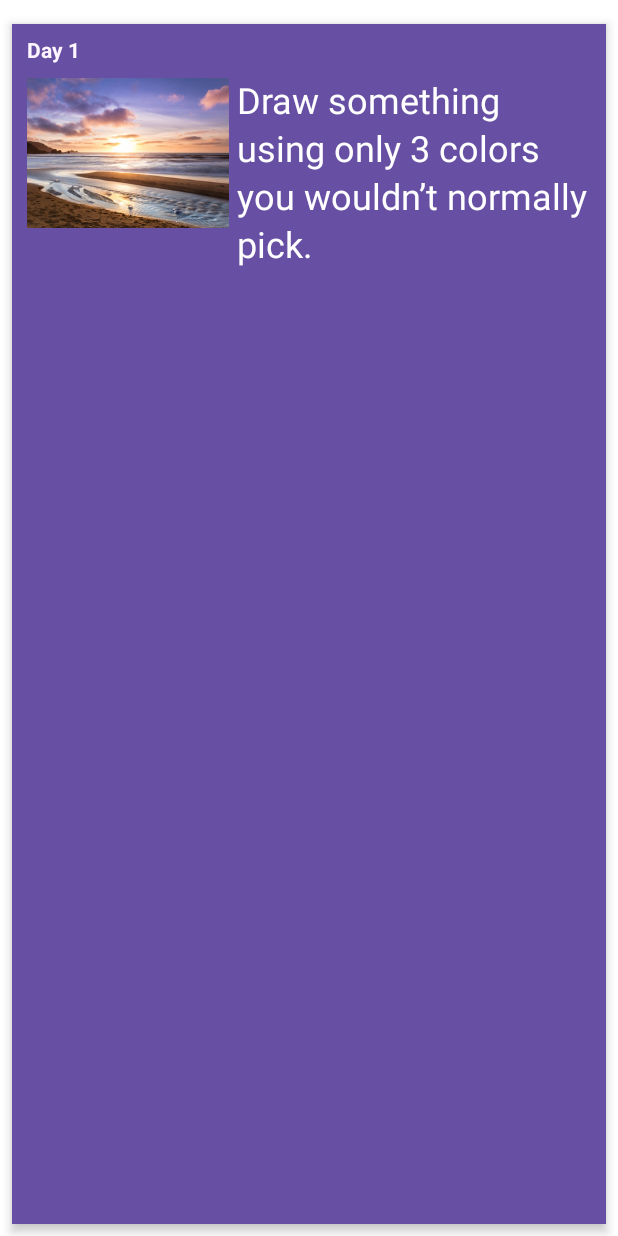
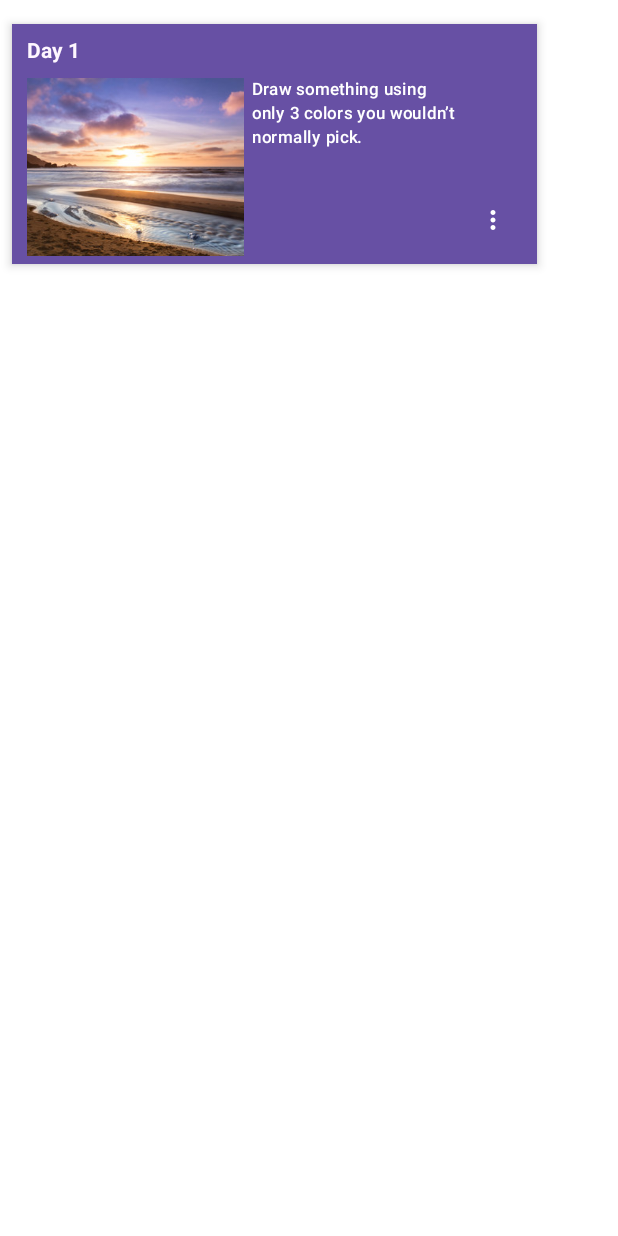
Before and after one commit to Vikyyz/30-days-app, an Android app built with Jetpack Compose: the @Preview function TipsCardPreview, on a phone screen of 412 x 824 dp. Run offline under Robolectric (Android 15) with nearby library versions, the phone set to English and light mode, and no system bars.

Commit message:
added settings feature for each card

```diff
--- a/app/src/main/java/com/example/a30daysapp/MainActivity.kt
+++ b/app/src/main/java/com/example/a30daysapp/MainActivity.kt
@@ -7,12 +7,12 @@ import androidx.activity.enableEdgeToEdge
 import androidx.compose.animation.animateContentSize
 import androidx.compose.foundation.Canvas
 import androidx.compose.foundation.Image
-import androidx.compose.foundation.background
 import androidx.compose.foundation.clickable
 import androidx.compose.foundation.layout.Arrangement
 import androidx.compose.foundation.layout.Box
 import androidx.compose.foundation.layout.Column
 import androidx.compose.foundation.layout.Row
+import androidx.compose.foundation.layout.fillMaxHeight
 import androidx.compose.foundation.layout.fillMaxSize
 import androidx.compose.foundation.layout.fillMaxWidth
 import androidx.compose.foundation.layout.height
@@ -25,10 +25,14 @@ import androidx.compose.foundation.lazy.grid.LazyVerticalGrid
 import androidx.compose.foundation.lazy.grid.items
 import androidx.compose.material.icons.Icons
 import androidx.compose.material.icons.filled.Delete
+import androidx.compose.material.icons.filled.MoreVert
 import androidx.compose.material3.Card
 import androidx.compose.material3.CardDefaults
+import androidx.compose.material3.DropdownMenu
+import androidx.compose.material3.DropdownMenuItem
 import androidx.compose.material3.ExperimentalMaterial3Api
 import androidx.compose.material3.Icon
+import androidx.compose.material3.IconButton
 import androidx.compose.material3.LinearProgressIndicator
 import androidx.compose.material3.MaterialTheme
 import androidx.compose.material3.ProgressIndicatorDefaults
@@ -50,8 +54,6 @@ import androidx.compose.ui.graphics.RectangleShape
 import androidx.compose.ui.layout.ContentScale
 import androidx.compose.ui.res.painterResource
 import androidx.compose.ui.res.stringResource
-import androidx.compose.ui.text.font.Font
-import androidx.compose.ui.text.font.FontFamily
 import androidx.compose.ui.text.font.FontWeight
 import androidx.compose.ui.text.style.TextOverflow
 import androidx.compose.ui.tooling.preview.Preview
@@ -94,7 +96,7 @@ fun TipsCard(
     dismissState: SwipeToDismissBoxState,
     modifier: Modifier = Modifier
 ) {
-
+//    The swipe to delete feature
         SwipeToDismissBox (
             state = dismissState,
             enableDismissFromEndToStart = true,
@@ -104,7 +106,6 @@ fun TipsCard(
                     modifier = Modifier
                         .fillMaxSize()
                         .padding(end = 16.dp),
-//                        .background(MaterialTheme.colorScheme.error.copy(alpha = 0.2f)),
                     contentAlignment = Alignment.CenterEnd,
 
                 )
@@ -121,49 +122,89 @@ fun TipsCard(
             Card(
                 modifier = modifier
                     .padding(8.dp)
-                    .padding(top = 8.dp),
+                    .padding(top = 8.dp)
+                    .size(width = 350.dp, height = 160.dp),
                 elevation = CardDefaults.cardElevation(defaultElevation = 4.dp),
                 shape = RectangleShape,
                 colors = CardDefaults.cardColors(containerColor = MaterialTheme.colorScheme.primary)
             ) {
+//          Card Header
                 Text (
                     text = "Day ${tip.day + 1}",
                     color = MaterialTheme.colorScheme.background,
                     fontWeight = FontWeight.Bold,
                     modifier = Modifier.padding(10.dp),
                 )
-            Column {
+//          Image and Text + Settings row
             Row (
-                    modifier = Modifier.fillMaxSize(),
-                    verticalAlignment = Alignment.Top,
+                modifier = Modifier
+                    .fillMaxHeight()
+                    .padding(bottom = 5.dp)
+                    .padding(start = 10.dp)
+                    .padding(end = 5.dp),
+                verticalAlignment = Alignment.Bottom,
+                horizontalArrangement = Arrangement.SpaceBetween,
             ) {
                 Image(
                     painter = painterResource(tip.imageResourceId),
                     contentDescription = stringResource(tip.stringResourceId),
                     modifier = Modifier
-                            .height(100.dp)
                         .width( 150.dp)
-                            .padding(start = 10.dp)
                         .padding(end = 5.dp),
+
                     contentScale = ContentScale.Crop,
                 )
-                    Text (
+//              Text + Settings
+                Column(
+                    modifier = Modifier
+                        .weight(1f)
+                ) {
+                    Text(
                         text = stringResource(tip.stringResourceId),
-                        style = MaterialTheme.typography.headlineSmall,
-                        modifier = Modifier
-                            .padding(end = 10.dp),
+                        style = MaterialTheme.typography.labelSmall,
+                        modifier = Modifier.weight(1f)
                     )
                 }
-                Text(
-                    modifier = Modifier.padding(
-                        start = 10.dp,
-                        end = 10.dp,
-                        top = 3.dp,
-                    ),
-
-                    text = "future music player"
+                CardSettings(
+                    modifier = Modifier
+                        .padding(top = 8.dp)
                 )
             }
+        }
+    }
+}
+
+@Composable
+fun CardSettings(modifier: Modifier) {
+    var expanded by remember { mutableStateOf(false) }
+    Box {
+        IconButton(
+            onClick = { expanded = true },
+        ) {
+            Icon(
+                modifier = Modifier
+                    .size(20.dp),
+                imageVector = Icons.Default.MoreVert,
+                contentDescription = "Settings",
+            )
+        }
+
+        DropdownMenu(
+            expanded = expanded,
+            onDismissRequest = { expanded = false }
+        ) {
+            DropdownMenuItem(
+                text = { Text("Like") },
+                onClick = {
+                    expanded = false
+                }
+            )
+            DropdownMenuItem(
+                text = { Text("Dislike") },
+                onClick = {
+                    expanded = false
+                }
+            )
         }
     }
 }
@@ -260,8 +301,7 @@ fun ArtBlockDetailsHeaderItem(
                         modifier = Modifier.padding(start = 4.dp),
                     )
                 }
-                Column(
-                ) {
+                Column {
                     Text(
                         text = "Days remaining: $remainingTips",
                         style = MaterialTheme.typography.labelSmall
@@ -316,7 +356,7 @@ fun TopOvalBackground(modifier: Modifier = Modifier) {
                 y = -ovalHeight * 0.32f
             )
             drawOval(
-                color = androidx.compose.ui.graphics.Color(0xFFFFA726),
+                color = Color(0xFFFFA726),
                 topLeft = topLeft,
                 size = androidx.compose.ui.geometry.Size(ovalWidth, ovalHeight)
             )
```
Lines whose indentation alone changed are shown as unchanged.
